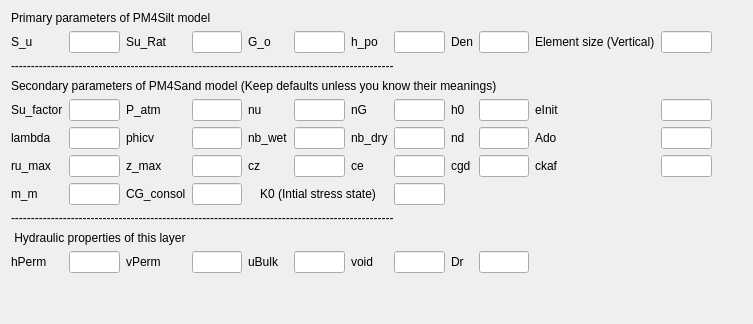
This is UI/PM4Silt.ui in NHERI-SimCenter/QS3hark as Qt 5 draws it before an edit. The edited form follows.
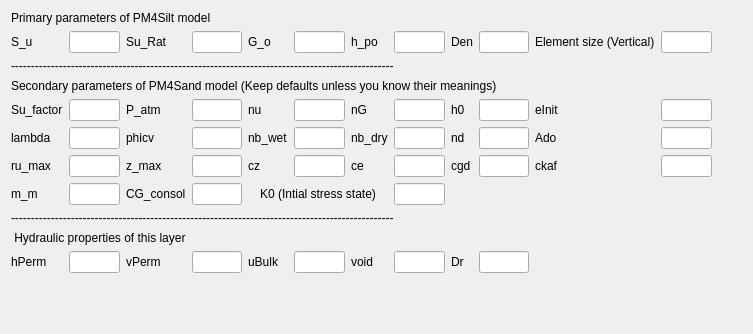
This is the edited form.

```diff
--- a/UI/PM4Silt.ui
+++ b/UI/PM4Silt.ui
@@ -7,7 +7,7 @@
     <x>0</x>
     <y>0</y>
     <width>753</width>
-    <height>324</height>
+    <height>334</height>
    </rect>
   </property>
   <property name="windowTitle">
```
Left out of the diff: 4 changed lines with no effect on the pictures.
